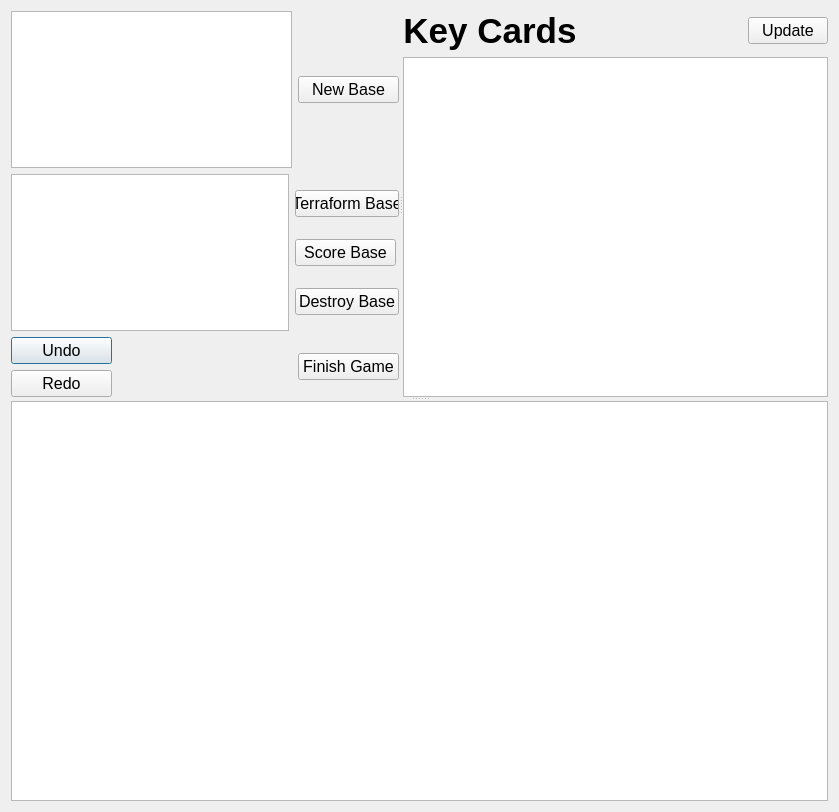
This is mainGame.ui in fabikw/Smash-UP as Qt 5 draws it before an edit. The edited form follows.
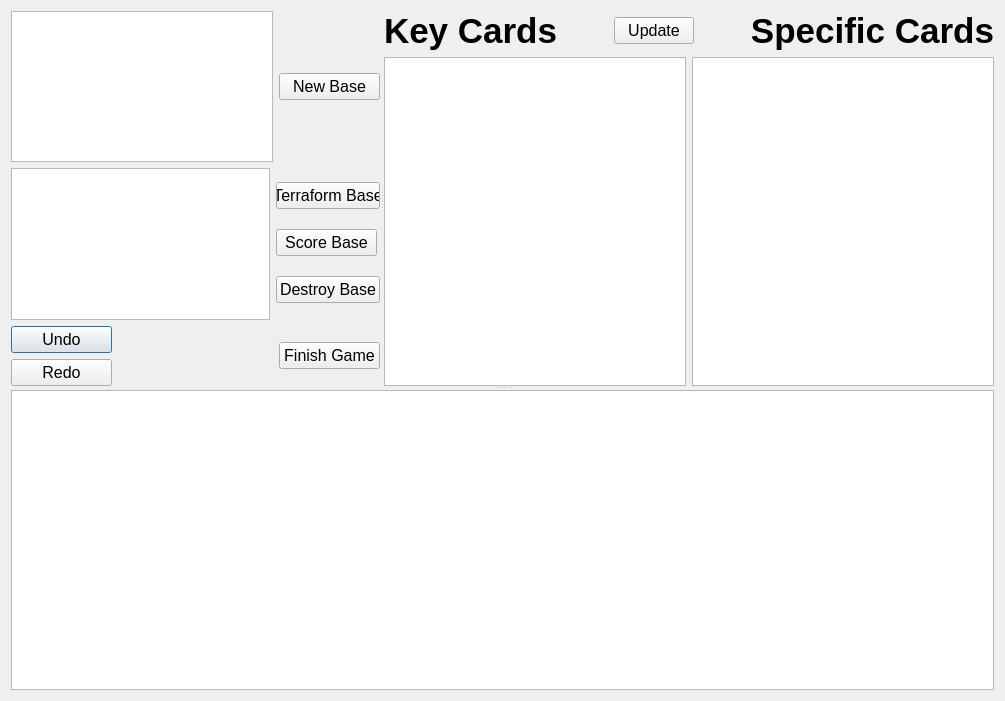
This is the edited form.

Commit message: Added support for Specific Card Commentary.

```diff
--- a/mainGame.ui
+++ b/mainGame.ui
@@ -6,32 +6,20 @@
    <rect>
     <x>0</x>
     <y>0</y>
-    <width>839</width>
-    <height>812</height>
+    <width>1005</width>
+    <height>697</height>
    </rect>
   </property>
   <property name="windowTitle">
    <string>Game</string>
   </property>
-  <layout class="QGridLayout" name="gridLayout">
+  <layout class="QGridLayout" name="gridLayout_4">
    <item row="0" column="0">
     <widget class="QSplitter" name="splitter_2">
-     <property name="sizePolicy">
-      <sizepolicy hsizetype="Preferred" vsizetype="MinimumExpanding">
-       <horstretch>0</horstretch>
-       <verstretch>0</verstretch>
-      </sizepolicy>
-     </property>
      <property name="orientation">
       <enum>Qt::Vertical</enum>
      </property>
      <widget class="QSplitter" name="splitter">
-      <property name="sizePolicy">
-       <sizepolicy hsizetype="MinimumExpanding" vsizetype="Preferred">
-        <horstretch>0</horstretch>
-        <verstretch>0</verstretch>
-       </sizepolicy>
-      </property>
       <property name="orientation">
        <enum>Qt::Horizontal</enum>
       </property>
@@ -304,11 +292,8 @@
         </item>
        </layout>
       </widget>
-      <widget class="QWidget" name="layoutWidget">
+      <widget class="QWidget" name="">
        <layout class="QVBoxLayout" name="verticalLayout_4">
-        <property name="sizeConstraint">
-         <enum>QLayout::SetMinimumSize</enum>
-        </property>
         <item>
          <layout class="QHBoxLayout" name="horizontalLayout_4">
           <item>
@@ -324,7 +309,7 @@
              <string>Key Cards</string>
             </property>
             <property name="alignment">
-             <set>Qt::AlignCenter</set>
+             <set>Qt::AlignLeading|Qt::AlignLeft|Qt::AlignVCenter</set>
             </property>
            </widget>
           </item>
@@ -353,9 +338,41 @@
             </property>
            </widget>
           </item>
+          <item>
+           <spacer name="horizontalSpacer_5">
+            <property name="orientation">
+             <enum>Qt::Horizontal</enum>
+            </property>
+            <property name="sizeHint" stdset="0">
+             <size>
+              <width>40</width>
+              <height>20</height>
+             </size>
+            </property>
+           </spacer>
+          </item>
+          <item>
+           <widget class="QLabel" name="label_2">
+            <property name="font">
+             <font>
+              <pointsize>26</pointsize>
+              <weight>75</weight>
+              <bold>true</bold>
+             </font>
+            </property>
+            <property name="text">
+             <string>Specific Cards</string>
+            </property>
+            <property name="alignment">
+             <set>Qt::AlignRight|Qt::AlignTrailing|Qt::AlignVCenter</set>
+            </property>
+           </widget>
+          </item>
          </layout>
         </item>
         <item>
+         <layout class="QGridLayout" name="gridLayout">
+          <item row="0" column="0">
          <widget class="QPlainTextEdit" name="keyCards">
           <property name="sizePolicy">
            <sizepolicy hsizetype="MinimumExpanding" vsizetype="MinimumExpanding">
@@ -365,8 +382,8 @@
           </property>
           <property name="minimumSize">
            <size>
-            <width>400</width>
-            <height>340</height>
+              <width>300</width>
+              <height>300</height>
            </size>
           </property>
           <property name="font">
@@ -377,6 +394,31 @@
            </font>
           </property>
          </widget>
+          </item>
+          <item row="0" column="1">
+           <widget class="QPlainTextEdit" name="specificCards">
+            <property name="sizePolicy">
+             <sizepolicy hsizetype="MinimumExpanding" vsizetype="MinimumExpanding">
+              <horstretch>0</horstretch>
+              <verstretch>0</verstretch>
+             </sizepolicy>
+            </property>
+            <property name="minimumSize">
+             <size>
+              <width>300</width>
+              <height>300</height>
+             </size>
+            </property>
+            <property name="font">
+             <font>
+              <pointsize>12</pointsize>
+              <weight>50</weight>
+              <bold>false</bold>
+             </font>
+            </property>
+           </widget>
+          </item>
+         </layout>
         </item>
        </layout>
       </widget>
@@ -391,7 +433,7 @@
       <property name="minimumSize">
        <size>
         <width>791</width>
-        <height>400</height>
+        <height>300</height>
        </size>
       </property>
       <property name="font">
```
Left out of the diff: 2 changed lines with no effect on the pictures. Lines whose indentation alone changed are shown as unchanged. The commit also changes 3 other files.
